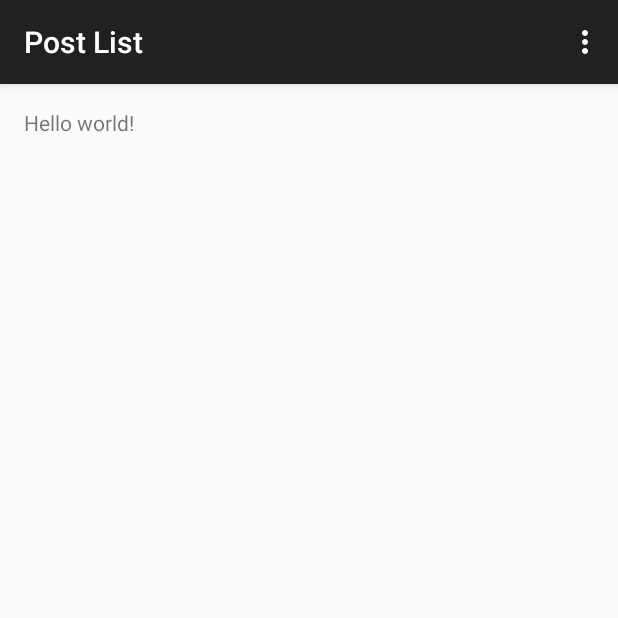
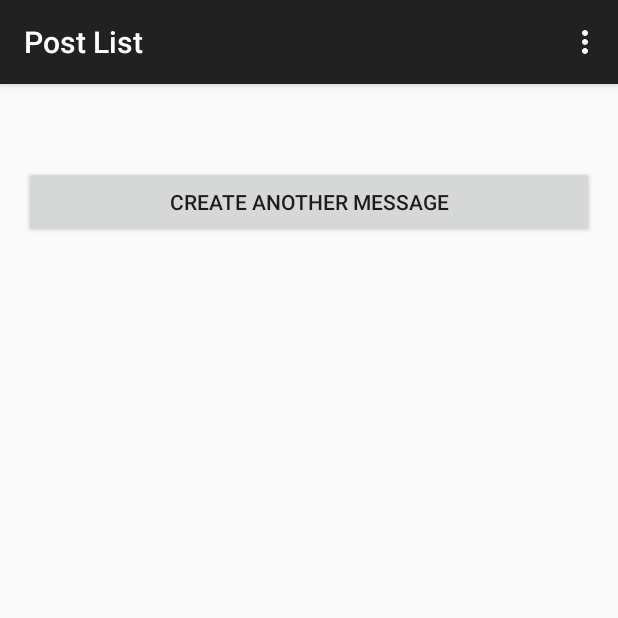
Before and after one commit to VincentTam/Ex4, an Android app: the PostListActivity screen opened directly, with no data from a screen before it, on a phone screen of 412 x 824 dp, the top half of it. Run offline under Robolectric (Android 15) with nearby library versions, the phone set to English and light mode, and no system bars.

Commit message:
Added some functions to this app.
1. In the second activity, the input of the first one is displayed.
2. Input check for null/empty strings
3. Use Toast

Remark: Don't use IllegalFormatException("msg") since the IDE complained that the constructor isn't public and it couldn't be asscessed outside the package.  Instead, use IllegalArgumentException("msg").

```diff
--- a/app/src/main/java/com/example/bsd_16/ex4/MainActivity.java
+++ b/app/src/main/java/com/example/bsd_16/ex4/MainActivity.java
@@ -7,6 +7,7 @@ import android.view.Menu;
 import android.view.MenuItem;
 import android.view.View;
 import android.widget.EditText;
+import android.widget.Toast;
 
 public class MainActivity extends AppCompatActivity {
     public final static String USER_NAME = "com.example.bsd_16.NAME";
@@ -58,12 +59,24 @@ public class MainActivity extends AppCompatActivity {
         // Jump to another page while passing the input of this page
         // So an Intent object is needed
         Intent intent = new Intent(this, PostListActivity.class);
+        try {
             editText = (EditText) findViewById(R.id.editText);
             editText2 = (EditText) findViewById(R.id.editText2);
             String message = editText.getText().toString().trim();
             String user_name = editText2.getText().toString().trim();
+
+            // Forbid empty input in any fields
+            // The Strings message and user_name are never null
+            if (message.equals("") || user_name.equals("")) {
+                throw new IllegalArgumentException("Input should be non-empty.");
+            }
+
             intent.putExtra(EXTRA_MESSAGE, message);
             intent.putExtra(USER_NAME, user_name);
             startActivity(intent);
+        } catch (IllegalArgumentException e) {
+            Toast toast = Toast.makeText(getApplicationContext(),e.getMessage(),Toast.LENGTH_SHORT);
+            toast.show();
         }
     }
+}
--- a/app/src/main/java/com/example/bsd_16/ex4/PostListActivity.java
+++ b/app/src/main/java/com/example/bsd_16/ex4/PostListActivity.java
@@ -1,9 +1,14 @@
 package com.example.bsd_16.ex4;
 
+import android.content.Intent;
 import android.support.v7.app.AppCompatActivity;
 import android.os.Bundle;
 import android.view.Menu;
 import android.view.MenuItem;
+import android.view.View;
+import android.widget.Button;
+import android.widget.LinearLayout;
+import android.widget.TextView;
 
 public class PostListActivity extends AppCompatActivity {
 
@@ -11,6 +16,33 @@ public class PostListActivity extends AppCompatActivity {
     protected void onCreate(Bundle savedInstanceState) {
         super.onCreate(savedInstanceState);
         setContentView(R.layout.activity_post_list);
+
+        // Get the message from the intent
+        Intent intent = getIntent();
+        String user_name = intent.getStringExtra(MainActivity.USER_NAME);
+        String message = intent.getStringExtra(MainActivity.EXTRA_MESSAGE);
+
+        TextView textView1 = new TextView(this);  // Contain the user name
+        textView1.setText(user_name);
+        TextView textView2 = new TextView(this);  // Contain the message
+        textView2.setText(message);
+        Button button = new Button(this);  // Return to MainActivity.java
+        button.setText(R.string.back_lbl);
+        button.setOnClickListener(new View.OnClickListener() {
+            @Override
+            public void onClick(View v) {
+                /**
+                 * Jump to function nav2Main()
+                 * Why don't I just paste the function body of nav2Main() here?
+                 */
+                nav2Main();
+            }
+        });
+
+        LinearLayout linearLayout = (LinearLayout) findViewById(R.id.rootlayout);
+        linearLayout.addView(textView1);
+        linearLayout.addView(textView2);
+        linearLayout.addView(button);
     }
 
     @Override
@@ -34,4 +66,9 @@ public class PostListActivity extends AppCompatActivity {
 
         return super.onOptionsItemSelected(item);
     }
+
+    protected void nav2Main() {
+        Intent newIntent = new Intent(this, MainActivity.class);
+        startActivity(newIntent);
+    }
 }
--- a/app/src/main/res/layout/activity_post_list.xml
+++ b/app/src/main/res/layout/activity_post_list.xml
@@ -1,12 +1,11 @@
-<RelativeLayout xmlns:android="http://schemas.android.com/apk/res/android"
+<LinearLayout xmlns:android="http://schemas.android.com/apk/res/android"
     xmlns:tools="http://schemas.android.com/tools" android:layout_width="match_parent"
     android:layout_height="match_parent" android:paddingLeft="@dimen/activity_horizontal_margin"
     android:paddingRight="@dimen/activity_horizontal_margin"
     android:paddingTop="@dimen/activity_vertical_margin"
     android:paddingBottom="@dimen/activity_vertical_margin"
-    tools:context="com.example.bsd_16.ex4.PostListActivity">
+    tools:context="com.example.bsd_16.ex4.PostListActivity"
+    android:id="@+id/rootlayout"
+    android:orientation="vertical">
 
-    <TextView android:text="@string/hello_world" android:layout_width="wrap_content"
-        android:layout_height="wrap_content" />
-
-</RelativeLayout>
+</LinearLayout>
--- a/app/src/main/res/values/strings.xml
+++ b/app/src/main/res/values/strings.xml
@@ -8,4 +8,5 @@
     <string name="hint">Enter your message here</string>
     <string name="title_activity_post_list">Post List</string>
     <string name="name_lbl">Name</string>
+    <string name="back_lbl">Create another message</string>
 </resources>
```
Lines whose indentation alone changed are shown as unchanged.
